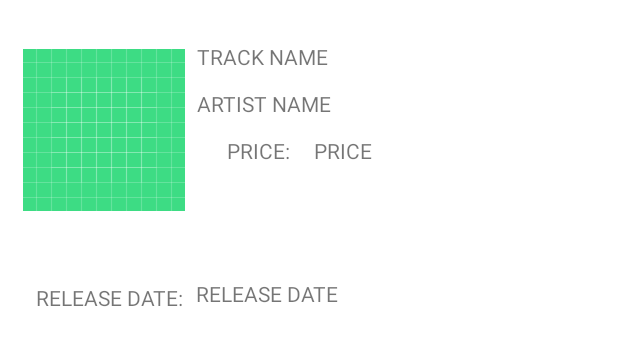
After one commit to BrayanCordero/MusicApiApp, an Android app: the layout fragment_details.xml on its own in the app's theme, with its tools: preview values and no code run, on a phone screen of 412 x 824 dp. The commit adds this screen. Shown: the top 346 px of the screen. Run offline under Robolectric (Android 15) with nearby library versions, the light colour scheme and no system bars; network calls fail.

Commit message:
onClickMusic takes you to details now

```diff
--- a/app/src/main/java/com/example/musicapiapp/rest/MusicServiceApi.kt
+++ b/app/src/main/java/com/example/musicapiapp/rest/MusicServiceApi.kt
@@ -12,5 +12,7 @@ interface MusicServiceApi {
     companion object{
         const val BASE_URL = "https://itunes.apple.com/"
         private const val CLASSICAL_PATH = "search?term=classical&amp"
+//        private const val ROCK_PATH =
+
     }
 }
--- /dev/null
+++ b/app/src/main/res/layout/fragment_details.xml
@@ -0,0 +1,89 @@
+<?xml version="1.0" encoding="utf-8"?>
+<androidx.constraintlayout.widget.ConstraintLayout xmlns:android="http://schemas.android.com/apk/res/android"
+    xmlns:tools="http://schemas.android.com/tools"
+    android:layout_width="match_parent"
+    android:layout_height="match_parent"
+    xmlns:app="http://schemas.android.com/apk/res-auto"
+    tools:context=".ui.DetailsFragment">
+
+    <TextView
+        android:id="@+id/track_name"
+        android:layout_width="wrap_content"
+        android:layout_height="wrap_content"
+        android:layout_marginStart="8dp"
+        android:layout_marginTop="28dp"
+        android:layout_marginEnd="174dp"
+        android:ems="15"
+        android:text="TRACK NAME"
+        app:layout_constraintEnd_toEndOf="parent"
+        app:layout_constraintHorizontal_bias="0.0"
+        app:layout_constraintStart_toEndOf="@+id/album_cover"
+        app:layout_constraintTop_toTopOf="parent" />
+
+    <TextView
+        android:id="@+id/track_price"
+        android:layout_width="wrap_content"
+        android:layout_height="wrap_content"
+        android:layout_marginStart="16dp"
+        android:layout_marginTop="12dp"
+        android:text="PRICE"
+        app:layout_constraintStart_toEndOf="@+id/price_text"
+        app:layout_constraintTop_toBottomOf="@+id/artis_name" />
+
+    <TextView
+        android:id="@+id/artis_name"
+        android:layout_width="wrap_content"
+        android:layout_height="wrap_content"
+        android:layout_marginStart="8dp"
+        android:layout_marginTop="12dp"
+        android:ems="15"
+        android:text="ARTIST NAME"
+        app:layout_constraintStart_toEndOf="@+id/album_cover"
+        app:layout_constraintTop_toBottomOf="@+id/track_name" />
+
+    <ImageView
+        android:id="@+id/album_cover"
+        android:layout_width="wrap_content"
+        android:layout_height="wrap_content"
+        android:layout_margin="15dp"
+        android:layout_marginStart="20dp"
+        android:maxWidth="10dp"
+        android:maxHeight="10dp"
+        android:src="@drawable/ic_launcher_background"
+        app:layout_constraintBottom_toBottomOf="parent"
+        app:layout_constraintStart_toStartOf="parent"
+        app:layout_constraintTop_toTopOf="parent"
+        app:layout_constraintVertical_bias="0.025" />
+
+    <TextView
+        android:id="@+id/price_text"
+        android:layout_width="wrap_content"
+        android:layout_height="wrap_content"
+        android:layout_marginStart="28dp"
+        android:layout_marginTop="12dp"
+        android:text="PRICE:"
+        app:layout_constraintStart_toEndOf="@+id/album_cover"
+        app:layout_constraintTop_toBottomOf="@+id/artis_name" />
+
+    <TextView
+        android:id="@+id/release_date"
+        android:layout_width="wrap_content"
+        android:layout_height="wrap_content"
+        android:layout_marginStart="8dp"
+        android:layout_marginTop="76dp"
+        android:text="RELEASE DATE"
+        app:layout_constraintStart_toEndOf="@+id/release_date_text"
+        app:layout_constraintTop_toBottomOf="@+id/price_text" />
+
+    <TextView
+        android:id="@+id/release_date_text"
+        android:layout_width="wrap_content"
+        android:layout_height="wrap_content"
+        android:layout_marginStart="24dp"
+        android:layout_marginTop="48dp"
+        android:text="RELEASE DATE:"
+        app:layout_constraintStart_toStartOf="parent"
+        app:layout_constraintTop_toBottomOf="@+id/album_cover" />
+
+
+</androidx.constraintlayout.widget.ConstraintLayout>
--- a/app/src/main/res/menu/app_menu.xml
+++ b/app/src/main/res/menu/app_menu.xml
@@ -3,17 +3,17 @@
 
 
     <item
-        android:id="@+id/ClassicalFragment"
+        android:id="@+id/navigation_Classical_Fragment"
         android:title="CLASSICAL"
         android:icon="@drawable/classical_icon"/>
 
     <item
-        android:id="@+id/RockFragment"
+        android:id="@+id/navigation_Rock_Fragment"
         android:title="ROCK"
         android:icon="@drawable/rock_icon"/>
 
     <item
-        android:id="@+id/PopFragment"
+        android:id="@+id/navigation_Pop_Fragment"
         android:title="POP"
         android:icon="@drawable/pop_icon"/>
 
```
Also changed, not shown: app/src/main/java/com/example/musicapiapp/MainActivity.kt (+16 -2 lines), app/src/main/java/com/example/musicapiapp/adapter/MusicAdapter.kt (+11 -2 lines), app/src/main/java/com/example/musicapiapp/model/MusicInfo.kt (added, +18 -0 lines), app/src/main/java/com/example/musicapiapp/ui/ClassicalFragment.kt (+18 -10 lines), app/src/main/java/com/example/musicapiapp/ui/DetailsFragment.kt (added, +63 -0 lines), app/src/main/res/layout/activity_main.xml (+19 -15 lines), app/src/main/res/layout/music_item.xml (+7 -2 lines), app/src/main/res/navigation/app_navigation.xml (+17 -26 lines).
